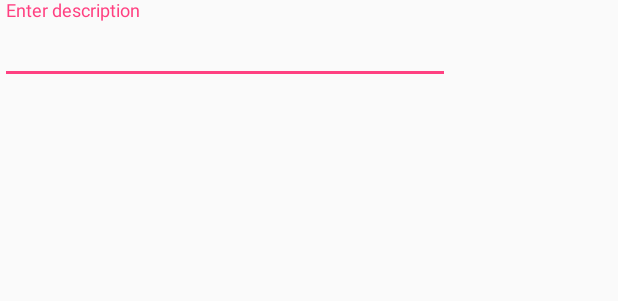
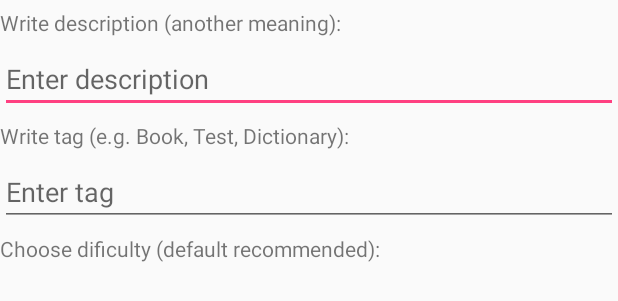
Before and after one commit to Mettyl/SDMFlash, an Android app: the layout add_word_from_text_step_options.xml on its own in the app's theme, with its tools: preview values and no code run, on a phone screen of 412 x 824 dp. Shown: the top 301 px of the screen. Run offline under Robolectric (Android 15) with nearby library versions, the phone set to English and light mode, and no system bars.

Commit message:
Opravy add word.

```diff
--- a/app/src/main/res/layout/add_word_from_text_step_options.xml
+++ b/app/src/main/res/layout/add_word_from_text_step_options.xml
@@ -4,20 +4,42 @@
     android:layout_height="match_parent"
     android:orientation="vertical">
 
+    <TextView
+        android:layout_width="match_parent"
+        android:layout_height="wrap_content"
+        android:layout_marginBottom="5dp"
+        android:layout_marginTop="5dp"
+        android:text="Write description (another meaning):" />
 
-    <android.support.design.widget.TextInputLayout
-        android:id="@+id/store_til"
-        android:layout_width="300dp"
-        android:layout_height="wrap_content">
+    <EditText
+        android:id="@+id/add_word_aditional_options_description_et"
+        android:layout_width="match_parent"
+        android:layout_height="wrap_content"
+        android:hint="Enter description"
+        android:inputType="text"></EditText>
 
-        <EditText
-            android:id="@+id/add_word_from_text_autocomplete"
-            android:layout_width="match_parent"
-            android:layout_height="wrap_content"
-            android:hint="Enter description">
+    <TextView
+        android:layout_width="match_parent"
+        android:layout_height="wrap_content"
+        android:layout_marginBottom="5dp"
+        android:layout_marginTop="5dp"
+        android:text="Write tag (e.g. Book, Test, Dictionary):" />
 
-        </EditText>
-    </android.support.design.widget.TextInputLayout>
+
+    <EditText
+        android:id="@+id/add_word_aditional_options_tag_et"
+        android:layout_width="match_parent"
+        android:layout_height="wrap_content"
+        android:hint="Enter tag "
+        android:inputType="textCapWords"></EditText>
+
+
+    <TextView
+        android:layout_width="match_parent"
+        android:layout_height="wrap_content"
+        android:layout_marginBottom="8dp"
+        android:layout_marginTop="5dp"
+        android:text="Choose dificulty (default recommended):" />
 
     <RelativeLayout
         android:layout_width="match_parent"
--- a/app/src/main/res/values/styles.xml
+++ b/app/src/main/res/values/styles.xml
@@ -13,5 +13,11 @@
         <item name="android:textSize">18sp</item>
     </style>
 
+    <style name="EditText" parent="Theme.AppCompat.Light.NoActionBar">
+        <item name="colorControlNormal">#c5c5c5</item>
+        <item name="colorControlActivated">@color/colorPrimary</item>
+        <item name="colorControlHighlight">@color/colorPrimary</item>
+    </style>
+
 
 </resources>
```
Also changed, not shown: app/src/main/java/com/sdm/sdmflash/fragmentAddWord/AddWordFromText.java (+89 -64 lines), app/src/main/res/layout/add_word_from_text_step_translation.xml (+9 -2 lines).
